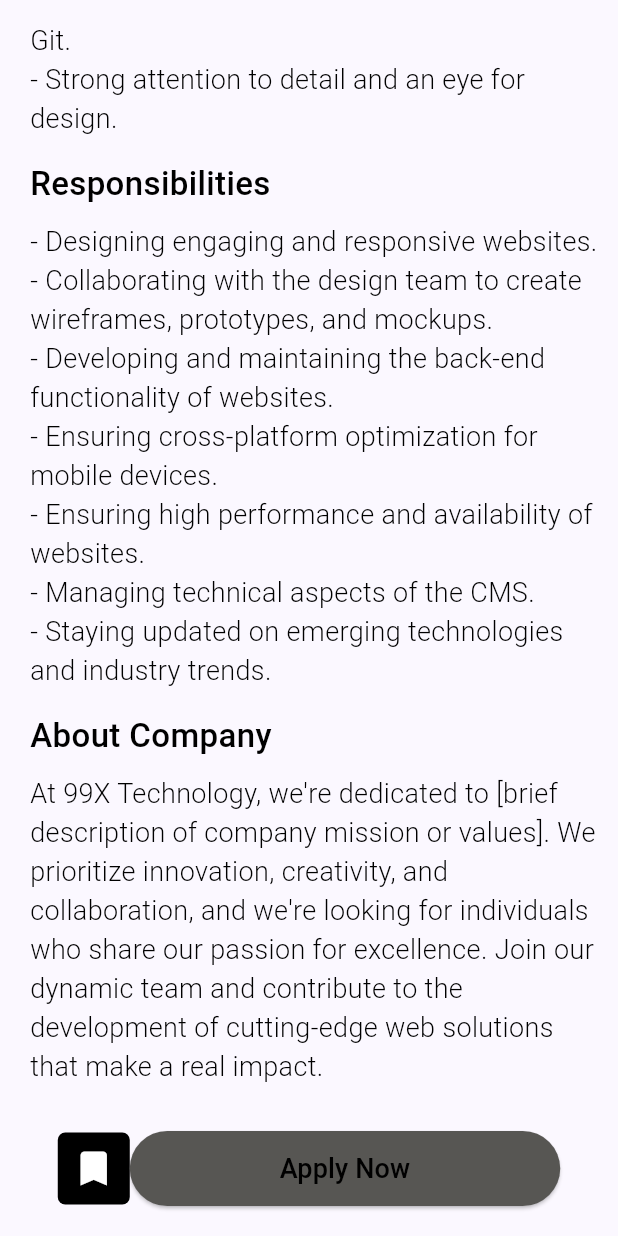
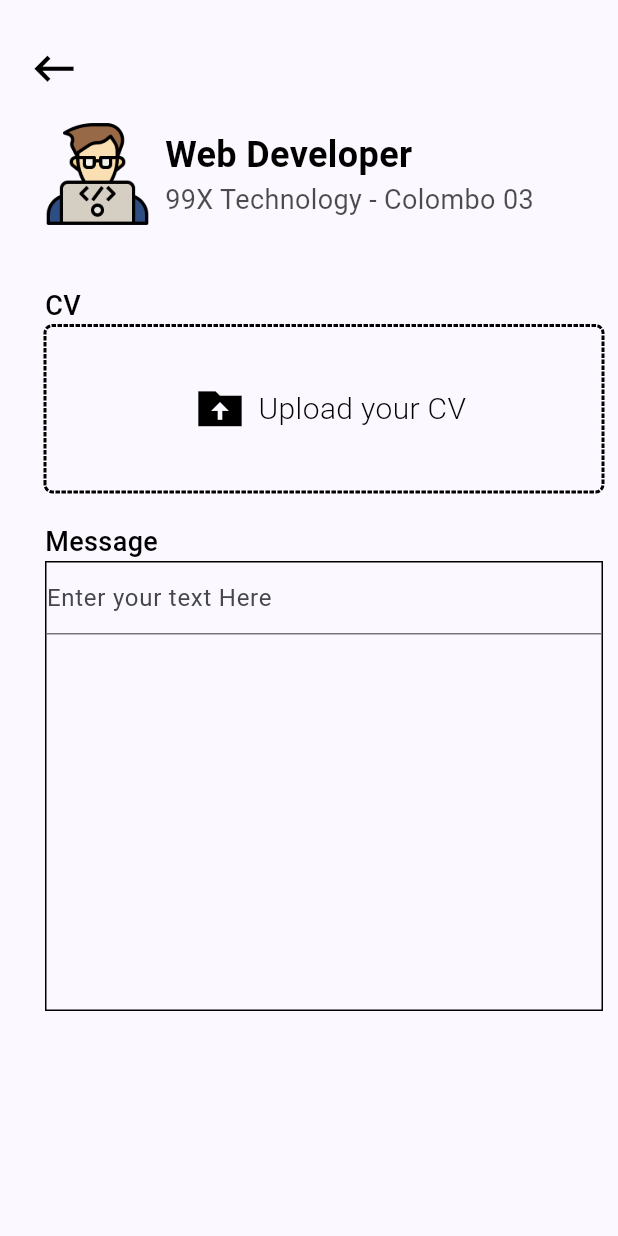
Before and after one commit to Sanuda3088/Madhack, a Flutter app: the WebDeveloper screen opened directly, scrolled down 749 dp, after a tap on "Apply Now", on a phone screen of 412 x 824 dp. Run offline on Flutter 3.47's test engine with Material 3 defaults, Android fonts, the phone set to English and light mode, and no system bars; drawn by our look-alikes of dotted_border; our stand-ins replace carousel_slider, firebase_core; accounts and stored records are empty; statements that could not run were skipped.

Commit message:
Worked on applying job screen

```diff
--- a/lib/Applicant/JobRole/webDeveloper.dart
+++ b/lib/Applicant/JobRole/webDeveloper.dart
@@ -34,6 +34,7 @@
 // }
 
 import 'package:flutter/material.dart';
+import 'package:jobfinder/Applicant/applyjob.dart';
 import 'package:jobfinder/Applicant/homeScreen.dart';
 import 'package:jobfinder/Applicant/savedJobs.dart';
 
@@ -287,7 +288,15 @@ class WebDeveloper extends StatelessWidget {
                       padding: const EdgeInsets.only(
                           top: 12, bottom: 12, left: 100, right: 100),
                     ),
-                    onPressed: () {},
+                    onPressed: () {
+                      Navigator.push(
+                          context,
+                          MaterialPageRoute(
+                              builder: (context) => const ApplyJob(
+                                  address: "99X Technology - Colombo 03",
+                                  imagePath: "assets/coding_3242257.png",
+                                  jobRole: "Web Developer")));
+                    },
                     child: const Text(
                       "Apply Now",
                       style: TextStyle(
--- /dev/null
+++ b/lib/Applicant/applyjob.dart
@@ -0,0 +1,165 @@
+import 'package:flutter/material.dart';
+import 'package:jobfinder/Applicant/homeScreen.dart';
+import 'package:dotted_border/dotted_border.dart';
+
+class ApplyJob extends StatelessWidget {
+  final String imagePath;
+  final String jobRole;
+  final String address;
+  const ApplyJob({
+    super.key,
+    required this.address,
+    required this.imagePath,
+    required this.jobRole,
+  });
+
+  @override
+  Widget build(BuildContext context) {
+    return Scaffold(
+      body: Container(
+        padding: const EdgeInsets.only(
+          top: 20,
+          left: 10,
+          right: 10,
+        ),
+        child: ListView(
+          children: [
+            Padding(
+              padding: const EdgeInsets.only(right: 340, bottom: 10),
+              child: IconButton(
+                  onPressed: () {
+                    Navigator.push(
+                        context,
+                        MaterialPageRoute(
+                            builder: (context) => const HomeScreen()));
+                  },
+                  icon: const Icon(
+                    Icons.keyboard_backspace,
+                    color: Colors.black,
+                    size: 35,
+                    weight: 3.0,
+                  )),
+            ),
+            Padding(
+              padding: const EdgeInsets.only(left: 20),
+              child: Row(
+                mainAxisAlignment: MainAxisAlignment.start,
+                children: [
+                  Image.asset(
+                    imagePath,
+                    width: 70,
+                    height: 70,
+                  ),
+                  const SizedBox(
+                    width: 10,
+                  ),
+                  Column(
+                    crossAxisAlignment: CrossAxisAlignment.start,
+                    children: [
+                      Padding(
+                        padding: const EdgeInsets.only(right: 20),
+                        child: Text(
+                          jobRole,
+                          textAlign: TextAlign.start,
+                          style: const TextStyle(
+                              color: Colors.black,
+                              fontWeight: FontWeight.bold,
+                              fontSize: 24),
+                        ),
+                      ),
+                      Text(
+                        address,
+                        textAlign: TextAlign.start,
+                        style: TextStyle(
+                          color: Colors.black.withOpacity(0.7),
+                          fontSize: 18,
+                        ),
+                      ),
+                    ],
+                  ),
+                ],
+              ),
+            ),
+            const SizedBox(
+              height: 40,
+            ),
+            const Padding(
+              padding: EdgeInsets.only(left: 20),
+              child: Text(
+                "CV",
+                style: TextStyle(
+                  color: Colors.black,
+                  fontSize: 18,
+                  fontWeight: FontWeight.w500,
+                ),
+              ),
+            ),
+            Padding(
+              padding: const EdgeInsets.only(left: 20),
+              child: DottedBorder(
+                radius: const Radius.circular(5),
+                strokeWidth: 2,
+                borderType: BorderType.RRect,
+                padding: const EdgeInsets.only(top: 30, bottom: 30),
+                color: Colors.black,
+                child: Container(
+                  child: Row(
+                      mainAxisAlignment: MainAxisAlignment.center,
+                      children: [
+                        IconButton(
+                          onPressed: () {},
+                          icon: const Icon(Icons.drive_folder_upload_sharp),
+                          color: Colors.black,
+                          iconSize: 35,
+                        ),
+                        const Text(
+                          "Upload your CV",
+                          style: TextStyle(
+                            color: Colors.black,
+                            fontWeight: FontWeight.w300,
+                            fontSize: 20,
+                          ),
+                        )
+                      ]),
+                ),
+              ),
+            ),
+            const SizedBox(
+              height: 20,
+            ),
+            Padding(
+              padding: const EdgeInsets.only(left: 20),
+              child: const Text(
+                "Message",
+                style: TextStyle(
+                  color: Colors.black,
+                  fontSize: 18,
+                  fontWeight: FontWeight.w500,
+                ),
+              ),
+            ),
+            Padding(
+              padding: const EdgeInsets.only(left: 20),
+              child: Container(
+                height: 300,
+
+                //padding: EdgeInsets.only(top: 250),
+                decoration: BoxDecoration(
+                    border: Border.all(
+                  color: Colors.black,
+                )),
+                child: const TextField(
+                  //scrollPadding: EdgeInsets.only(bottom: 300),
+                  decoration: InputDecoration(
+                      hintText: "Enter your text Here",
+                      hintStyle:
+                          //TextStyle(textBaseline: TextBaseline.alphabetic)),
+                ),
+              ),
+            )
+          ],
+        ),
+      ),
+    );
+  }
+}
--- a/pubspec.yaml
+++ b/pubspec.yaml
@@ -37,6 +37,7 @@ dependencies:
   cupertino_icons: ^1.0.2
   firebase_core: ^2.25.5
   carousel_slider: ^4.2.1
+  dotted_border: ^2.1.0
 
 dev_dependencies:
   flutter_test:
```
Also changed, not shown: lib/Applicant/components/jobDescription.dart (deleted, +0 -104 lines), pubspec.lock.
